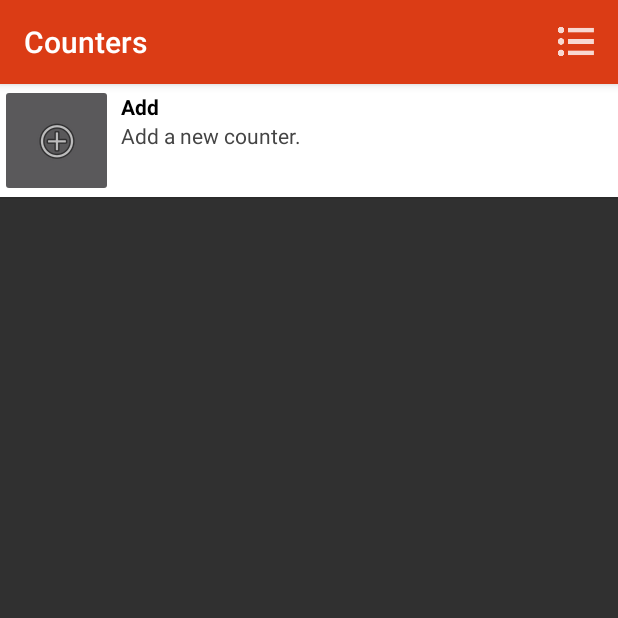
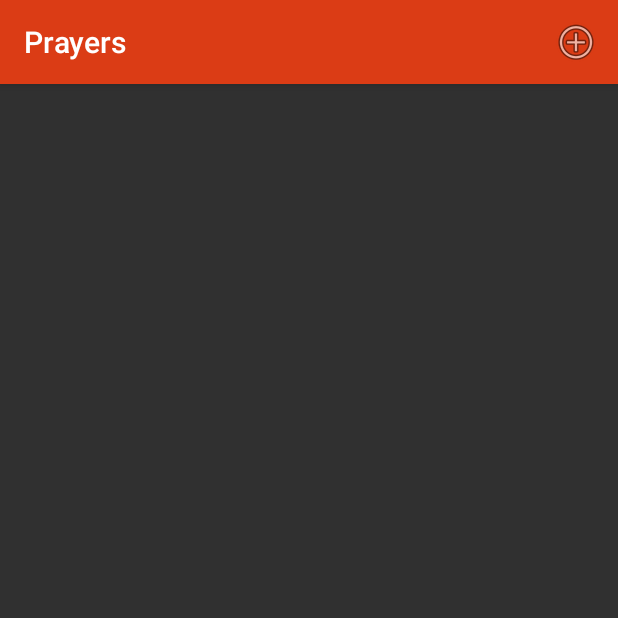
Before and after one commit to aspirasoft/tasbih, an Android app: the screen it shows after launch (CounterDrawer), on a phone screen of 412 x 824 dp, the top half of it. Run offline under Robolectric (Android 15) with nearby library versions, the phone set to English and light mode, and no system bars; our stand-ins replace AdMob.

Commit message:
Redesigned home and counter page

```diff
--- a/app/src/main/java/pk/aspirasoft/tasbih/scenes/CounterDrawer.java
+++ b/app/src/main/java/pk/aspirasoft/tasbih/scenes/CounterDrawer.java
@@ -12,7 +12,6 @@ import android.view.Menu;
 import android.view.MenuInflater;
 import android.view.MenuItem;
 import android.view.View;
-import android.widget.ImageButton;
 import android.widget.ImageView;
 import android.widget.LinearLayout;
 import android.widget.TextView;
@@ -27,7 +26,7 @@ import pk.aspirasoft.tasbih.data.CounterManager;
 
 public class CounterDrawer extends AppCompatActivity implements View.OnClickListener {
 
-    private boolean gridView = true;
+    private boolean gridView = false;
     private CounterManager manager;
     private LinearLayout rootView;
 
@@ -212,37 +211,17 @@ public class CounterDrawer extends AppCompatActivity implements View.OnClickList
         rootView = (LinearLayout) findViewById(R.id.rootView);
         rootView.removeAllViews();
 
-        // Inflate new counter button
-        getLayoutInflater().inflate(R.layout.drawer_list_item, rootView);
-
-        LinearLayout cell = (LinearLayout) rootView.getChildAt(rootView.getChildCount() - 1);
-        ImageButton logo = (ImageButton) cell.findViewById(R.id.logo);
-        TextView label = (TextView) cell.findViewById(R.id.title);
-        TextView about = (TextView) cell.findViewById(R.id.description);
-
-        logo.setImageResource(android.R.drawable.ic_menu_add);
-        label.setText(getString(R.string.label_add));
-        about.setText(getString(R.string.label_add_description));
-
-        cell.setOnClickListener(new View.OnClickListener() {
-            @Override
-            public void onClick(View view) {
-                startActivity(new Intent(getApplicationContext(), CreateCounter.class));
-            }
-        });
-
         for (int i = 0; i < manager.size(); i++) {
             // Inflate cell
             getLayoutInflater().inflate(R.layout.drawer_list_item, rootView);
 
-            cell = (LinearLayout) rootView.getChildAt(rootView.getChildCount() - 1);
-            logo = (ImageButton) cell.findViewById(R.id.logo);
-            label = (TextView) cell.findViewById(R.id.title);
-            about = (TextView) cell.findViewById(R.id.description);
+            LinearLayout cell = (LinearLayout) rootView.getChildAt(rootView.getChildCount() - 1);
+            TextView label = (TextView) cell.findViewById(R.id.title);
+            TextView value = (TextView) cell.findViewById(R.id.value);
 
             final Counter counter = manager.get(i);
             label.setText(counter.getName());
-            about.setText(counter.getDescription());
+            value.setText(String.valueOf(counter.getValue()));
 
             cell.setOnClickListener(new View.OnClickListener() {
                 @Override
@@ -267,26 +246,14 @@ public class CounterDrawer extends AppCompatActivity implements View.OnClickList
     public boolean onCreateOptionsMenu(Menu menu) {
         MenuInflater inflater = getMenuInflater();
         inflater.inflate(R.menu.home, menu);
-        MenuItem item = menu.getItem(0);
-
-        // Read view preferences
-        gridView = getSharedPreferences("count-drawer", MODE_PRIVATE)
-                .getBoolean("GridView", true);
-
-        // Change action bar icon
-        if (gridView) {
-            item.setIcon(R.drawable.ic_action_list);
-        } else {
-            item.setIcon(R.drawable.ic_action_grid);
-        }
         return true;
     }
 
     @Override
     public boolean onOptionsItemSelected(MenuItem item) {
         switch (item.getItemId()) {
-            case R.id.toggleView:
-                toggleView(item);
+            case R.id.add_counter:
+                startActivity(new Intent(getApplicationContext(), CreateCounter.class));
                 return true;
             default:
                 return super.onOptionsItemSelected(item);
--- /dev/null
+++ b/app/src/main/res/drawable/list_row.xml
@@ -0,0 +1,5 @@
+<?xml version="1.0" encoding="utf-8"?>
+<shape xmlns:android="http://schemas.android.com/apk/res/android">
+    <corners android:radius="100dp" />
+    <solid android:color="@color/colorAccent" />
+</shape>
--- a/app/src/main/res/layout/drawer_list_item.xml
+++ b/app/src/main/res/layout/drawer_list_item.xml
@@ -1,53 +1,40 @@
 <?xml version="1.0" encoding="utf-8"?>
 <LinearLayout xmlns:android="http://schemas.android.com/apk/res/android"
     android:layout_width="match_parent"
-    android:layout_height="wrap_content"
-    android:orientation="vertical"
-    android:background="#fff"
+    android:layout_height="40dp"
+    android:layout_margin="10dp"
     android:layout_marginBottom="1dp"
-    android:elevation="4dp">
-
-    <LinearLayout
-        android:layout_width="match_parent"
-        android:layout_height="wrap_content"
-        android:orientation="horizontal">
-
-        <ImageButton
-            android:id="@+id/logo"
-            android:layout_width="75dp"
-            android:layout_height="75dp"
-            android:layout_gravity="center"
-            android:scaleType="centerInside"
-            android:contentDescription="Thumbnail of the counter." />
-
-        <LinearLayout
-            android:layout_width="fill_parent"
-            android:layout_height="wrap_content"
-            android:orientation="vertical"
-            android:layout_margin="5dp">
+    android:layout_weight="6"
+    android:background="@drawable/list_row"
+    android:elevation="4dp"
+    android:orientation="horizontal"
+    android:paddingBottom="5dp"
+    android:paddingEnd="10dp"
+    android:paddingStart="10dp"
+    android:paddingTop="5dp">
 
     <TextView
         android:id="@+id/title"
-                android:layout_width="match_parent"
-                android:layout_height="wrap_content"
-                android:text="Counter Title"
+        android:layout_width="0dp"
+        android:layout_height="match_parent"
+        android:layout_weight="5"
+        android:gravity="center"
+        android:maxLines="1"
+        android:text="@string/label_name"
         android:textColor="#000"
-                android:textStyle="bold"
-                android:gravity="start"
-                android:maxLines="1"/>
+        android:textSize="18sp"
+        android:textStyle="bold" />
 
     <TextView
-                android:id="@+id/description"
-                android:layout_width="match_parent"
+        android:id="@+id/value"
+        android:layout_width="0dp"
         android:layout_height="wrap_content"
-                android:text="Description of the counter appears here. This description will be shown upto two lines only. The rest will be ellipsized"
-                android:textColor="#444"
-                android:gravity="start"
+        android:layout_weight="1"
+        android:gravity="center_vertical|end"
         android:maxLines="2"
-                android:ellipsize="end"/>
+        android:text="0"
+        android:textColor="#333"
+        android:textSize="12sp"
+        android:textStyle="normal" />
 
 </LinearLayout>
-
-    </LinearLayout>
-
-</LinearLayout>
--- a/app/src/main/res/menu/home.xml
+++ b/app/src/main/res/menu/home.xml
@@ -2,9 +2,10 @@
 <menu xmlns:android="http://schemas.android.com/apk/res/android"
     xmlns:app="http://schemas.android.com/apk/res-auto">
 
-    <item android:id="@+id/toggleView"
-        android:title="@string/hint_change_layout"
-        android:icon="@drawable/ic_action_list"
-        app:showAsAction="ifRoom"/>
+    <item
+        android:id="@+id/add_counter"
+        android:icon="@android:drawable/ic_menu_add"
+        android:title="@string/label_add_description"
+        app:showAsAction="ifRoom" />
 
 </menu>
--- a/app/src/main/res/values/strings.xml
+++ b/app/src/main/res/values/strings.xml
@@ -1,24 +1,23 @@
 <resources>
     <string name="app_name">Tasbih</string>
-    <string name="app_version">Tasbih 1.1</string>
+    <string name="app_version">Tasbih 2.0</string>
 
     <string name="app_id" translatable="false">5243770836</string>
     <string name="ad_unit_id" translatable="false">ca-app-pub-6293532072634065/4510334430</string>
 
-    <string name="title_counters">Counters</string>
+    <string name="title_counters">Prayers</string>
 
-    <string name="placeholder_counter_value">Counter Value</string>
-    <string name="placeholder_memo">No notes attached.</string>
+    <string name="placeholder_memo">No translation added.</string>
 
     <string name="label_add">Add</string>x
-    <string name="label_add_description">Add a new counter.</string>
+    <string name="label_add_description">Add a new prayer.</string>
     <string name="label_decrement">Minus</string>
     <string name="label_increment">Plus</string>
 
     <string name="label_name">Name</string>
-    <string name="label_name_description">Title of the counter.</string>
+    <string name="label_name_description">Name of the prayer.</string>
 
-    <string name="label_memo">Memo</string>
+    <string name="label_memo">Translation</string>
     <string name="label_memo_description">(Optional) Notes about the counter e.g. recite 1000 times daily, read 100 times on Fridays, etc.</string>
 
     <string name="label_yes">Okay</string>
@@ -31,4 +30,5 @@
     <string name="confirmation_prompt">Are you sure?</string>
     <string name="delete_confirmation">Do you really want to delete the counter? Proceed with caution. This action is permanent.</string>
     <string name="reset_confirmation">This action would reset the counter value. Proceed with caution.</string>
+    <string name="label_finished">Finished: %1$d</string>
 </resources>
--- a/build.gradle
+++ b/build.gradle
@@ -16,6 +16,7 @@ buildscript {
 allprojects {
     repositories {
         jcenter()
+        maven { url "https://jitpack.io" }
     }
 }
 
```
Also changed, not shown: app/build.gradle (+7 -6 lines), app/src/main/java/pk/aspirasoft/tasbih/data/Counter.java (+19 -2 lines), app/src/main/java/pk/aspirasoft/tasbih/scenes/ActiveCounter.java (+22 -10 lines), app/src/main/java/pk/aspirasoft/tasbih/views/CounterView.java (added, +78 -0 lines), app/src/main/res/layout/counter.xml (added, +40 -0 lines), app/src/main/res/layout/counter_details.xml (+49 -109 lines), app/src/main/res/values/attrs.xml (added, +9 -0 lines), 1 other file. Lines whose indentation alone changed are shown as unchanged.
